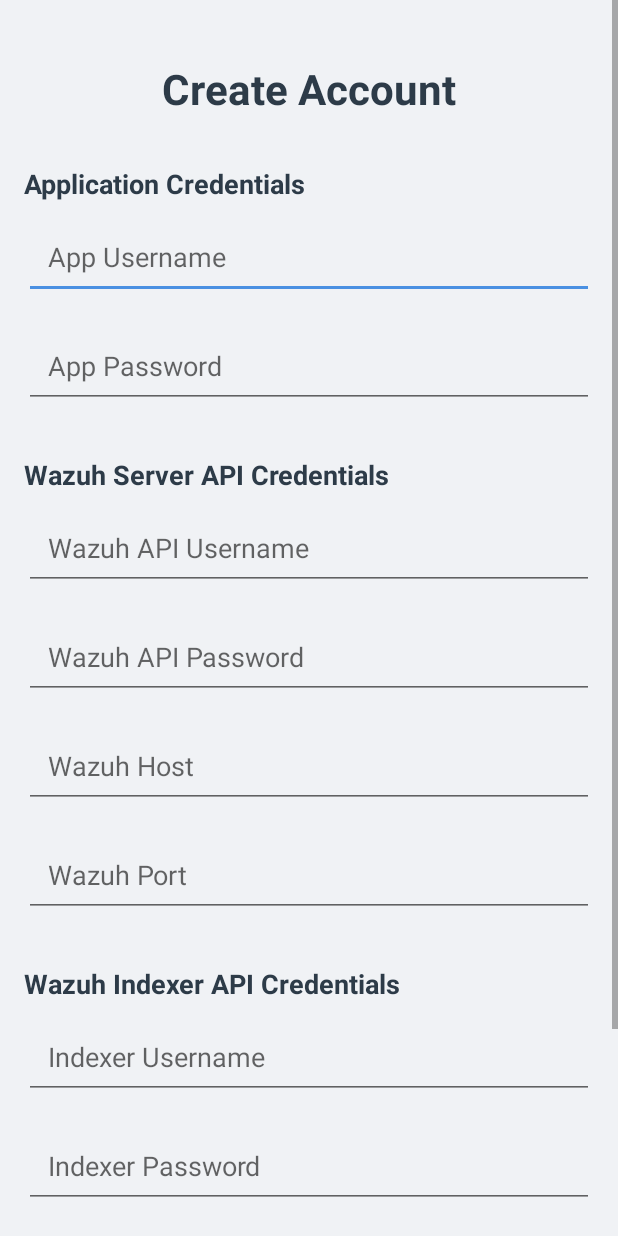
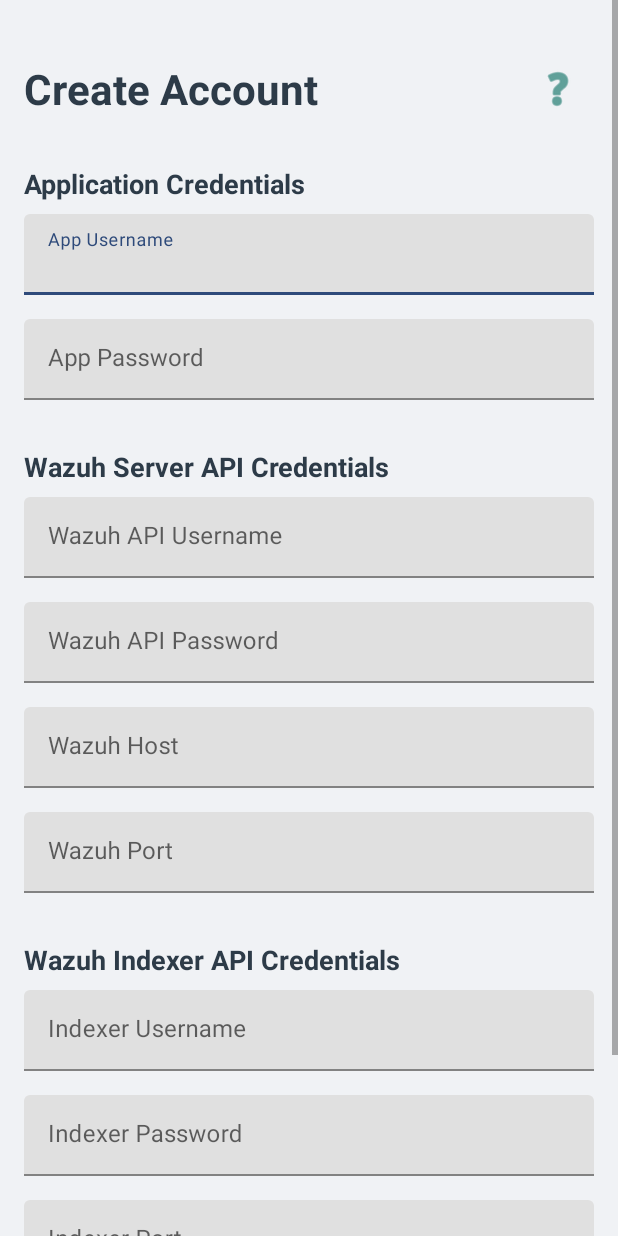
Before and after one commit to MiracleYosuaK/android-project, an Android app: the RegisterActivity screen opened directly, with no data from a screen before it, on a phone screen of 412 x 824 dp. Run offline under Robolectric (Android 15) with nearby library versions, the phone set to English and light mode, and no system bars.

Commit message:
git commit -m "add server berhasil, register help action, logout ke welcome dah ga ke login"

```diff
--- a/app/src/main/java/com/wazuh/mobile/RegisterActivity.java
+++ b/app/src/main/java/com/wazuh/mobile/RegisterActivity.java
@@ -1,16 +1,24 @@
 package com.wazuh.mobile;
 
+import android.content.Intent;
 import android.os.Bundle;
+import android.text.Html;
 import android.text.TextUtils;
+import android.util.Log;
+import android.widget.ImageButton;
 import android.widget.Toast;
 import androidx.appcompat.app.AppCompatActivity;
 import com.google.android.material.button.MaterialButton;
+import com.google.android.material.dialog.MaterialAlertDialogBuilder;
 import com.google.android.material.textfield.TextInputEditText;
 
 public class RegisterActivity extends AppCompatActivity {
+
+    private static final String TAG = "RegisterActivity";
     private TextInputEditText etAppUsername, etAppPassword, etWazuhUsername, etWazuhPassword,
             etWazuhHost, etWazuhPort, etIndexerUsername, etIndexerPassword, etIndexerPort;
     private MaterialButton btnRegister;
+    private ImageButton btnHelp; // Tombol Help
     private ApiClient apiClient;
 
     @Override
@@ -22,6 +30,9 @@
         initializeViews();
 
         btnRegister.setOnClickListener(v -> attemptRegister());
+
+        // Listener Tombol Help
+        btnHelp.setOnClickListener(v -> showTutorialDialog());
     }
 
     private void initializeViews() {
@@ -33,8 +44,36 @@
         etWazuhPort = findViewById(R.id.etWazuhPort);
         etIndexerUsername = findViewById(R.id.etIndexerUsername);
         etIndexerPassword = findViewById(R.id.etIndexerPassword);
-        etIndexerPort = findViewById(R.id.etIndexerPort); // Inisialisasi view baru
+        etIndexerPort = findViewById(R.id.etIndexerPort);
+
         btnRegister = findViewById(R.id.btnRegister);
+        btnHelp = findViewById(R.id.btnHelp); // Bind tombol help dari layout
+    }
+
+    // --- METHOD TUTORIAL (YANG TADI) ---
+    private void showTutorialDialog() {
+        String tutorialText =
+                "<b>SERVER CONFIGURATION GUIDE</b><br><br>" +
+                        "To use this app, your Wazuh Indexer must accept requests from the application server.<br><br>" +
+
+                        "<b>1. Configure Network Host</b><br>" +
+                        "Edit the configuration file:<br>" +
+                        "<tt>nano /etc/wazuh-indexer/opensearch.yml</tt><br>" +
+                        "Change the network host line to:<br>" +
+                        "<font color='#00695C'><tt>network.host: \"0.0.0.0\"</tt></font><br><br>" +
+
+                        "<b>2. Get Credentials (Single Node)</b><br>" +
+                        "For <b>Wazuh API</b> credentials, run:<br>" +
+                        "<tt><small>tar -axf wazuh-install-files.tar wazuh-install-files/wazuh-passwords.txt -O | grep -P \"'wazuh'\" -A 1</small></tt><br><br>" +
+
+                        "For <b>Indexer</b> credentials, run:<br>" +
+                        "<tt><small>tar -axf wazuh-install-files.tar wazuh-install-files/wazuh-passwords.txt -O | grep -P \"'admin'\" -A 1</small></tt>";
+
+        new MaterialAlertDialogBuilder(this)
+                .setTitle("How to Connect")
+                .setMessage(Html.fromHtml(tutorialText, Html.FROM_HTML_MODE_LEGACY))
+                .setPositiveButton("Understood", null)
+                .show();
     }
 
     private void attemptRegister() {
@@ -46,9 +85,9 @@
         String wazuhPort = etWazuhPort.getText().toString().trim();
         String indexerUsername = etIndexerUsername.getText().toString().trim();
         String indexerPassword = etIndexerPassword.getText().toString().trim();
-        String indexerPort = etIndexerPort.getText().toString().trim(); // Ambil data dari view baru
+        String indexerPort = etIndexerPort.getText().toString().trim();
 
-        // Validasi semua field, termasuk port baru
+        // Validasi
         if (TextUtils.isEmpty(appUsername) || TextUtils.isEmpty(appPassword) ||
                 TextUtils.isEmpty(wazuhUsername) || TextUtils.isEmpty(wazuhPassword) ||
                 TextUtils.isEmpty(wazuhHost) || TextUtils.isEmpty(wazuhPort) ||
@@ -63,13 +102,20 @@
 
         new Thread(() -> {
             try {
-                // Panggil metode register dengan semua argumen, termasuk port baru
-                apiClient.register(appUsername, appPassword, wazuhUsername, wazuhPassword, wazuhHost, wazuhPort, indexerUsername, indexerPassword, indexerPort);
+                // Panggil API Register (Sekarang pakai port dari input user)
+                apiClient.register(
+                        appUsername, appPassword,
+                        wazuhUsername, wazuhPassword, wazuhHost, wazuhPort,
+                        indexerUsername, indexerPassword, indexerPort
+                );
+
                 runOnUiThread(() -> {
                     Toast.makeText(this, "Registration successful!", Toast.LENGTH_SHORT).show();
-                    finish();
+                    finish(); // Kembali ke Login atau halaman sebelumnya
                 });
+
             } catch (Exception e) {
+                Log.e(TAG, "Register Error", e);
                 runOnUiThread(() -> {
                     Toast.makeText(this, "Registration failed: " + e.getMessage(), Toast.LENGTH_LONG).show();
                     btnRegister.setText("Register");
--- a/app/src/main/java/com/wazuh/mobile/SettingsFragment.java
+++ b/app/src/main/java/com/wazuh/mobile/SettingsFragment.java
@@ -68,7 +68,7 @@
                 if (getActivity() != null) {
                     SharedPreferences prefs = getActivity().getSharedPreferences("WazuhSession", Context.MODE_PRIVATE);
                     prefs.edit().clear().apply();
-                    Intent intent = new Intent(getActivity(), LoginActivity.class);
+                    Intent intent = new Intent(getActivity(), WelcomeActivity.class);
                     intent.setFlags(Intent.FLAG_ACTIVITY_NEW_TASK | Intent.FLAG_ACTIVITY_CLEAR_TASK);
                     startActivity(intent);
                 }
--- a/app/src/main/res/layout/activity_register.xml
+++ b/app/src/main/res/layout/activity_register.xml
@@ -15,18 +15,30 @@
 
         <TextView
             android:id="@+id/tvTitle"
-            android:layout_width="wrap_content"
+            android:layout_width="0dp"
             android:layout_height="wrap_content"
             android:layout_marginTop="24dp"
+            android:layout_marginEnd="8dp"
             android:text="@string/create_account"
             android:textColor="#2D3B48"
             android:textSize="28sp"
             android:textStyle="bold"
+            app:layout_constraintStart_toStartOf="parent"
+            app:layout_constraintTop_toTopOf="parent"
+            app:layout_constraintEnd_toStartOf="@+id/btnHelp" />
+
+        <ImageButton
+            android:id="@+id/btnHelp"
+            android:layout_width="48dp"
+            android:layout_height="48dp"
+            android:src="@android:drawable/ic_menu_help"
+            android:background="?attr/selectableItemBackgroundBorderless"
+            app:tint="#00695C"
+            android:contentDescription="Server Config Help"
             app:layout_constraintEnd_toEndOf="parent"
-            app:layout_constraintStart_toStartOf="parent"
-            app:layout_constraintTop_toTopOf="parent" />
+            app:layout_constraintTop_toTopOf="@id/tvTitle"
+            app:layout_constraintBottom_toBottomOf="@id/tvTitle" />
 
-        <!-- Application Credentials Section -->
         <TextView
             android:id="@+id/tvAppCreds"
             android:layout_width="wrap_content"
@@ -39,31 +51,42 @@
             app:layout_constraintStart_toStartOf="parent"
             app:layout_constraintTop_toBottomOf="@id/tvTitle" />
 
-        <com.google.android.material.textfield.TextInputEditText
-            android:id="@+id/etAppUsername"
+        <com.google.android.material.textfield.TextInputLayout
+            android:id="@+id/tilAppUsername"
             android:layout_width="0dp"
             android:layout_height="wrap_content"
             android:layout_marginTop="8dp"
+            app:layout_constraintEnd_toEndOf="parent"
+            app:layout_constraintStart_toStartOf="parent"
+            app:layout_constraintTop_toBottomOf="@id/tvAppCreds">
+
+            <com.google.android.material.textfield.TextInputEditText
+                android:id="@+id/etAppUsername"
+                android:layout_width="match_parent"
+                android:layout_height="wrap_content"
                 android:hint="@string/app_username"
                 android:inputType="text"
-            android:padding="16dp"
+                android:padding="16dp" />
+        </com.google.android.material.textfield.TextInputLayout>
+
+        <com.google.android.material.textfield.TextInputLayout
+            android:id="@+id/tilAppPassword"
+            android:layout_width="0dp"
+            android:layout_height="wrap_content"
+            android:layout_marginTop="16dp"
             app:layout_constraintEnd_toEndOf="parent"
             app:layout_constraintStart_toStartOf="parent"
-            app:layout_constraintTop_toBottomOf="@id/tvAppCreds" />
+            app:layout_constraintTop_toBottomOf="@id/tilAppUsername">
 
             <com.google.android.material.textfield.TextInputEditText
                 android:id="@+id/etAppPassword"
-            android:layout_width="0dp"
+                android:layout_width="match_parent"
                 android:layout_height="wrap_content"
-            android:layout_marginTop="16dp"
                 android:hint="@string/app_password"
                 android:inputType="textPassword"
-            android:padding="16dp"
-            app:layout_constraintEnd_toEndOf="parent"
-            app:layout_constraintStart_toStartOf="parent"
-            app:layout_constraintTop_toBottomOf="@id/etAppUsername" />
+                android:padding="16dp" />
+        </com.google.android.material.textfield.TextInputLayout>
 
-        <!-- Wazuh API Credentials Section -->
         <TextView
             android:id="@+id/tvWazuhCreds"
             android:layout_width="wrap_content"
@@ -74,57 +97,80 @@
             android:textSize="18sp"
             android:textStyle="bold"
             app:layout_constraintStart_toStartOf="parent"
-            app:layout_constraintTop_toBottomOf="@id/etAppPassword" />
+            app:layout_constraintTop_toBottomOf="@id/tilAppPassword" />
+
+        <com.google.android.material.textfield.TextInputLayout
+            android:id="@+id/tilWazuhUsername"
+            android:layout_width="0dp"
+            android:layout_height="wrap_content"
+            android:layout_marginTop="8dp"
+            app:layout_constraintEnd_toEndOf="parent"
+            app:layout_constraintStart_toStartOf="parent"
+            app:layout_constraintTop_toBottomOf="@id/tvWazuhCreds">
 
             <com.google.android.material.textfield.TextInputEditText
                 android:id="@+id/etWazuhUsername"
+                android:layout_width="match_parent"
+                android:layout_height="wrap_content"
+                android:hint="@string/wazuh_api_username"
+                android:inputType="text"
+                android:padding="16dp" />
+        </com.google.android.material.textfield.TextInputLayout>
+
+        <com.google.android.material.textfield.TextInputLayout
+            android:id="@+id/tilWazuhPassword"
             android:layout_width="0dp"
             android:layout_height="wrap_content"
-            android:layout_marginTop="8dp"
-            android:hint="@string/wazuh_api_username"
-            android:inputType="text"
-            android:padding="16dp"
+            android:layout_marginTop="16dp"
             app:layout_constraintEnd_toEndOf="parent"
             app:layout_constraintStart_toStartOf="parent"
-            app:layout_constraintTop_toBottomOf="@id/tvWazuhCreds" />
+            app:layout_constraintTop_toBottomOf="@id/tilWazuhUsername">
 
             <com.google.android.material.textfield.TextInputEditText
                 android:id="@+id/etWazuhPassword"
+                android:layout_width="match_parent"
+                android:layout_height="wrap_content"
+                android:hint="@string/wazuh_api_password"
+                android:inputType="textPassword"
+                android:padding="16dp" />
+        </com.google.android.material.textfield.TextInputLayout>
+
+        <com.google.android.material.textfield.TextInputLayout
+            android:id="@+id/tilWazuhHost"
             android:layout_width="0dp"
             android:layout_height="wrap_content"
             android:layout_marginTop="16dp"
-            android:hint="@string/wazuh_api_password"
-            android:inputType="textPassword"
-            android:padding="16dp"
             app:layout_constraintEnd_toEndOf="parent"
             app:layout_constraintStart_toStartOf="parent"
-            app:layout_constraintTop_toBottomOf="@id/etWazuhUsername" />
+            app:layout_constraintTop_toBottomOf="@id/tilWazuhPassword">
 
             <com.google.android.material.textfield.TextInputEditText
                 android:id="@+id/etWazuhHost"
+                android:layout_width="match_parent"
+                android:layout_height="wrap_content"
+                android:hint="@string/wazuh_host"
+                android:inputType="textUri"
+                android:padding="16dp" />
+        </com.google.android.material.textfield.TextInputLayout>
+
+        <com.google.android.material.textfield.TextInputLayout
+            android:id="@+id/tilWazuhPort"
             android:layout_width="0dp"
             android:layout_height="wrap_content"
             android:layout_marginTop="16dp"
-            android:hint="@string/wazuh_host"
-            android:inputType="textUri"
-            android:padding="16dp"
             app:layout_constraintEnd_toEndOf="parent"
             app:layout_constraintStart_toStartOf="parent"
-            app:layout_constraintTop_toBottomOf="@id/etWazuhPassword" />
+            app:layout_constraintTop_toBottomOf="@id/tilWazuhHost">
 
             <com.google.android.material.textfield.TextInputEditText
                 android:id="@+id/etWazuhPort"
-            android:layout_width="0dp"
+                android:layout_width="match_parent"
                 android:layout_height="wrap_content"
-            android:layout_marginTop="16dp"
                 android:hint="@string/wazuh_port"
                 android:inputType="number"
-            android:padding="16dp"
-            app:layout_constraintEnd_toEndOf="parent"
-            app:layout_constraintStart_toStartOf="parent"
-            app:layout_constraintTop_toBottomOf="@id/etWazuhHost" />
+                android:padding="16dp" />
+        </com.google.android.material.textfield.TextInputLayout>
 
-        <!-- WAZUH INDEXER CREDENTIALS SECTION (BARU) -->
         <TextView
             android:id="@+id/tvIndexerCreds"
             android:layout_width="wrap_content"
@@ -135,46 +181,62 @@
             android:textSize="18sp"
             android:textStyle="bold"
             app:layout_constraintStart_toStartOf="parent"
-            app:layout_constraintTop_toBottomOf="@id/etWazuhPort" />
+            app:layout_constraintTop_toBottomOf="@id/tilWazuhPort" />
+
+        <com.google.android.material.textfield.TextInputLayout
+            android:id="@+id/tilIndexerUsername"
+            android:layout_width="0dp"
+            android:layout_height="wrap_content"
+            android:layout_marginTop="8dp"
+            app:layout_constraintEnd_toEndOf="parent"
+            app:layout_constraintStart_toStartOf="parent"
+            app:layout_constraintTop_toBottomOf="@id/tvIndexerCreds">
 
             <com.google.android.material.textfield.TextInputEditText
                 android:id="@+id/etIndexerUsername"
+                android:layout_width="match_parent"
+                android:layout_height="wrap_content"
+                android:hint="@string/wazuh_indexer_username"
+                android:inputType="text"
+                android:padding="16dp" />
+        </com.google.android.material.textfield.TextInputLayout>
+
+        <com.google.android.material.textfield.TextInputLayout
+            android:id="@+id/tilIndexerPassword"
             android:layout_width="0dp"
             android:layout_height="wrap_content"
-            android:layout_marginTop="8dp"
-            android:hint="@string/wazuh_indexer_username"
-            android:inputType="text"
-            android:padding="16dp"
+            android:layout_marginTop="16dp"
             app:layout_constraintEnd_toEndOf="parent"
             app:layout_constraintStart_toStartOf="parent"
-            app:layout_constraintTop_toBottomOf="@id/tvIndexerCreds" />
+            app:layout_constraintTop_toBottomOf="@id/tilIndexerUsername">
 
             <com.google.android.material.textfield.TextInputEditText
                 android:id="@+id/etIndexerPassword"
+                android:layout_width="match_parent"
+                android:layout_height="wrap_content"
+                android:hint="@string/wazuh_indexer_password"
+                android:inputType="textPassword"
+                android:padding="16dp" />
+        </com.google.android.material.textfield.TextInputLayout>
+
+        <com.google.android.material.textfield.TextInputLayout
+            android:id="@+id/tilIndexerPort"
             android:layout_width="0dp"
             android:layout_height="wrap_content"
             android:layout_marginTop="16dp"
-            android:hint="@string/wazuh_indexer_password"
-            android:inputType="textPassword"
-            android:padding="16dp"
             app:layout_constraintEnd_toEndOf="parent"
             app:layout_constraintStart_toStartOf="parent"
-            app:layout_constraintTop_toBottomOf="@id/etIndexerUsername" />
+            app:layout_constraintTop_toBottomOf="@id/tilIndexerPassword">
 
             <com.google.android.material.textfield.TextInputEditText
                 android:id="@+id/etIndexerPort"
-            android:layout_width="0dp"
+                android:layout_width="match_parent"
                 android:layout_height="wrap_content"
-            android:layout_marginTop="16dp"
                 android:hint="@string/wazuh_indexer_port"
                 android:inputType="number"
-            android:padding="16dp"
-            app:layout_constraintEnd_toEndOf="parent"
-            app:layout_constraintStart_toStartOf="parent"
-            app:layout_constraintTop_toBottomOf="@id/etIndexerPassword" />
+                android:padding="16dp" />
+        </com.google.android.material.textfield.TextInputLayout>
 
-
-        <!-- Register Button -->
         <com.google.android.material.button.MaterialButton
             android:id="@+id/btnRegister"
             android:layout_width="0dp"
@@ -184,7 +246,7 @@
             android:text="@string/register"
             app:layout_constraintEnd_toEndOf="parent"
             app:layout_constraintStart_toStartOf="parent"
-            app:layout_constraintTop_toBottomOf="@id/etIndexerPort" />
+            app:layout_constraintTop_toBottomOf="@id/tilIndexerPort" />
 
     </androidx.constraintlayout.widget.ConstraintLayout>
 </ScrollView>
```
Lines whose indentation alone changed are shown as unchanged.
